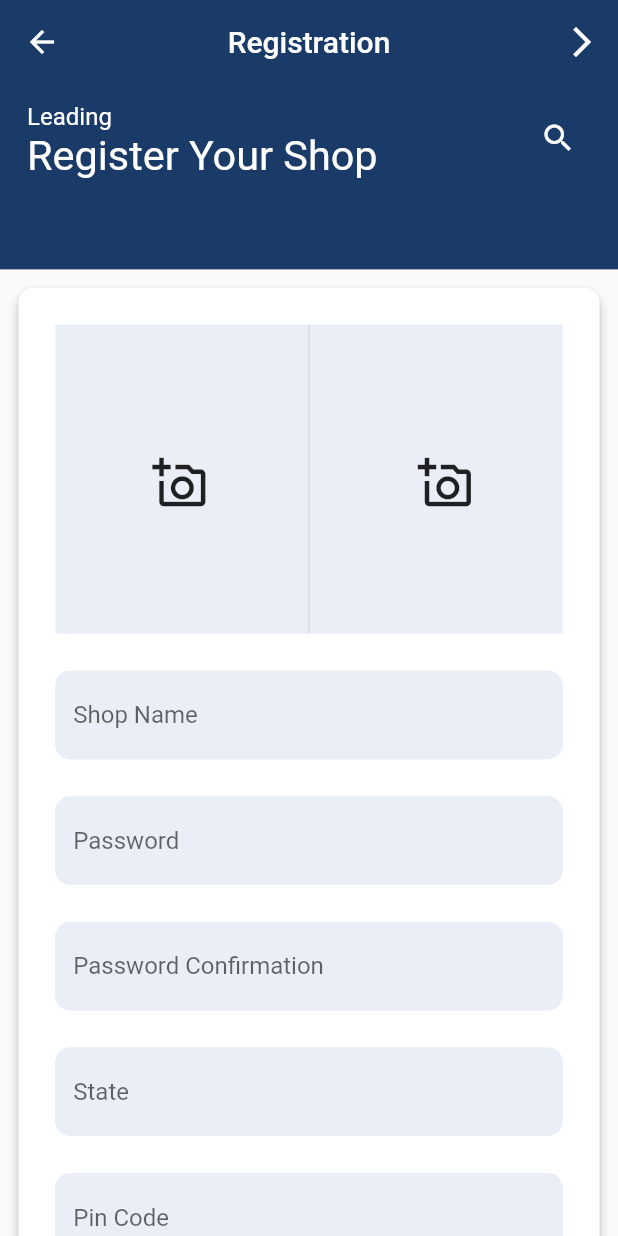
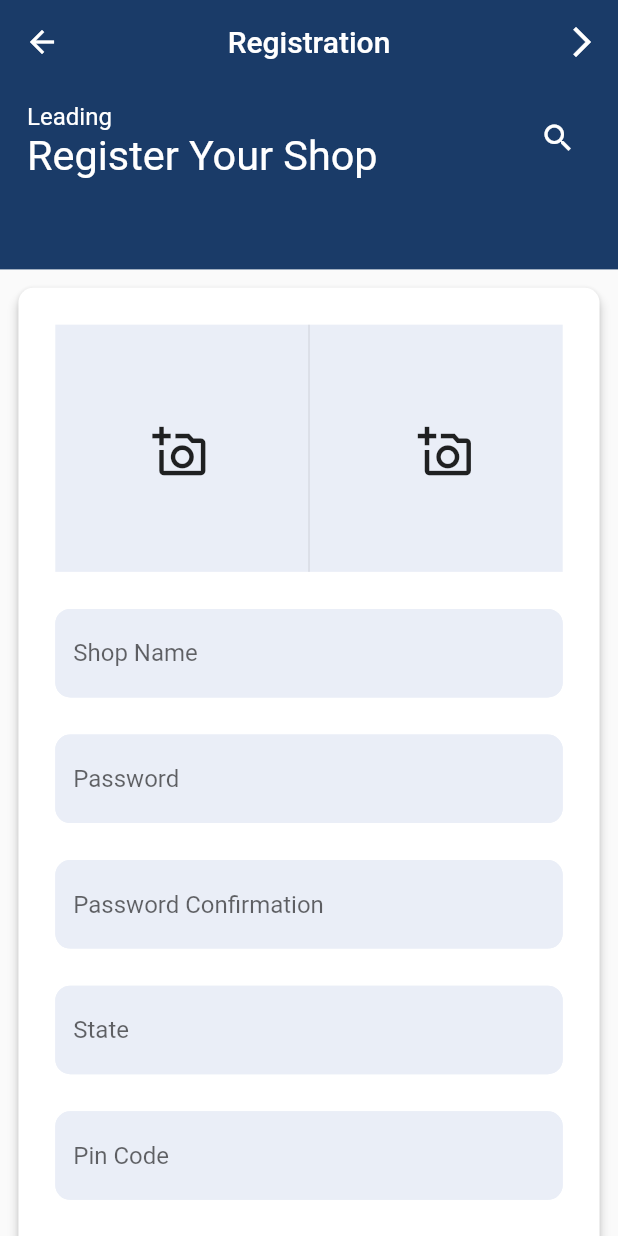
Before and after one commit to Hisham-reactz/flutter_best_practices, a Flutter app: the screen it shows after launch, after a tap on "Sign In", after a tap on "Sign Up", on a phone screen of 412 x 824 dp. Run offline on Flutter 3.47's test engine with Material 2 defaults, Android fonts, the phone set to English and light mode, and no system bars; our stand-ins replace bloc, equatable, flutter_bloc, image_picker, sized_context; missing offline and left inert: image_picker_for_web.

Commit message:
ui_responsive_changes

```diff
--- a/lib/login/view/widgets/password_input.dart
+++ b/lib/login/view/widgets/password_input.dart
@@ -33,7 +33,7 @@ class PasswordInput extends StatelessWidget {
               decoration: InputDecoration(
                 errorText:
                     state.password.isEmpty && state.status == 'validation_error'
-                        ? 'invalid username'
+                        ? 'invalid password'
                         : null,
                 enabledBorder: const OutlineInputBorder(
                     borderSide: BorderSide(color: Color(0xFFEAEEF7)),
--- a/lib/register/view/widgets/register_image_input.dart
+++ b/lib/register/view/widgets/register_image_input.dart
@@ -4,9 +4,6 @@ Widget imageInput(BuildContext context) {
   final _picker = ImagePicker();
   String? _pickedFile1 = '';
   String? _pickedFile2 = '';
-
-  var _height2 = MediaQuery.of(context).size.height;
-  var _width2 = MediaQuery.of(context).size.width;
 
   return Container(
     child: Row(mainAxisAlignment: MainAxisAlignment.spaceEvenly, children: [
@@ -42,8 +39,7 @@ Widget imageInput(BuildContext context) {
               fit: BoxFit.cover,
             )
     ]),
-    height: _height2 / 4,
-    width: _width2,
+    height: context.heightPct(0.2),
     decoration: const BoxDecoration(
       color: Color(0xFFEAEEF7),
     ),
```
